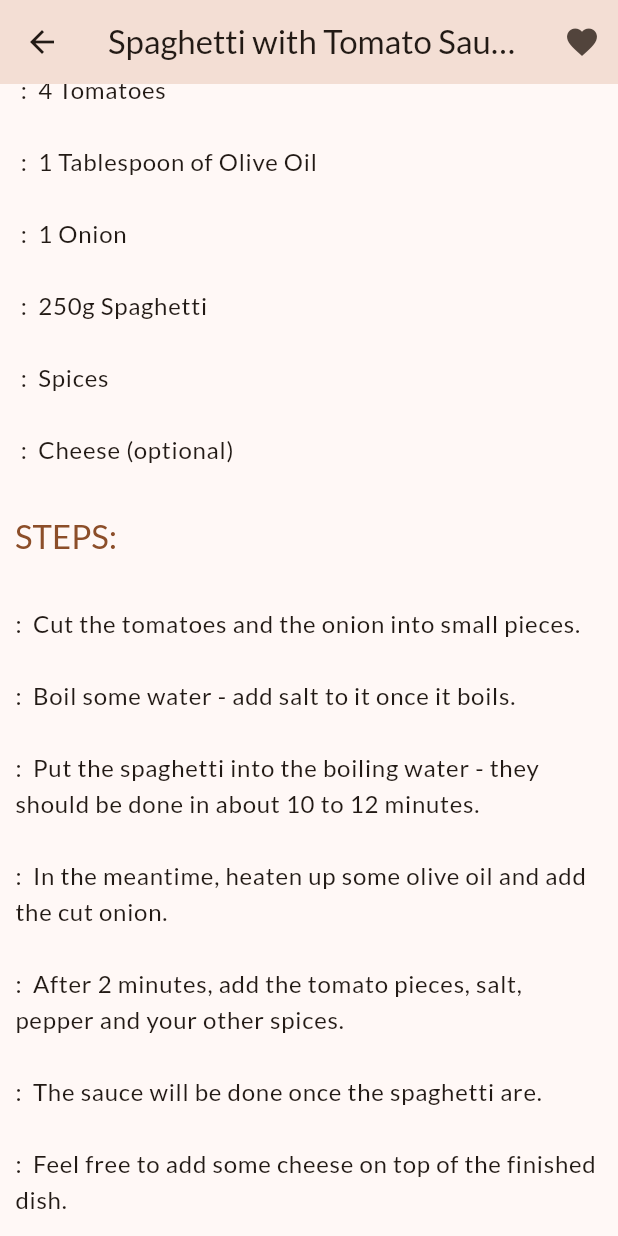
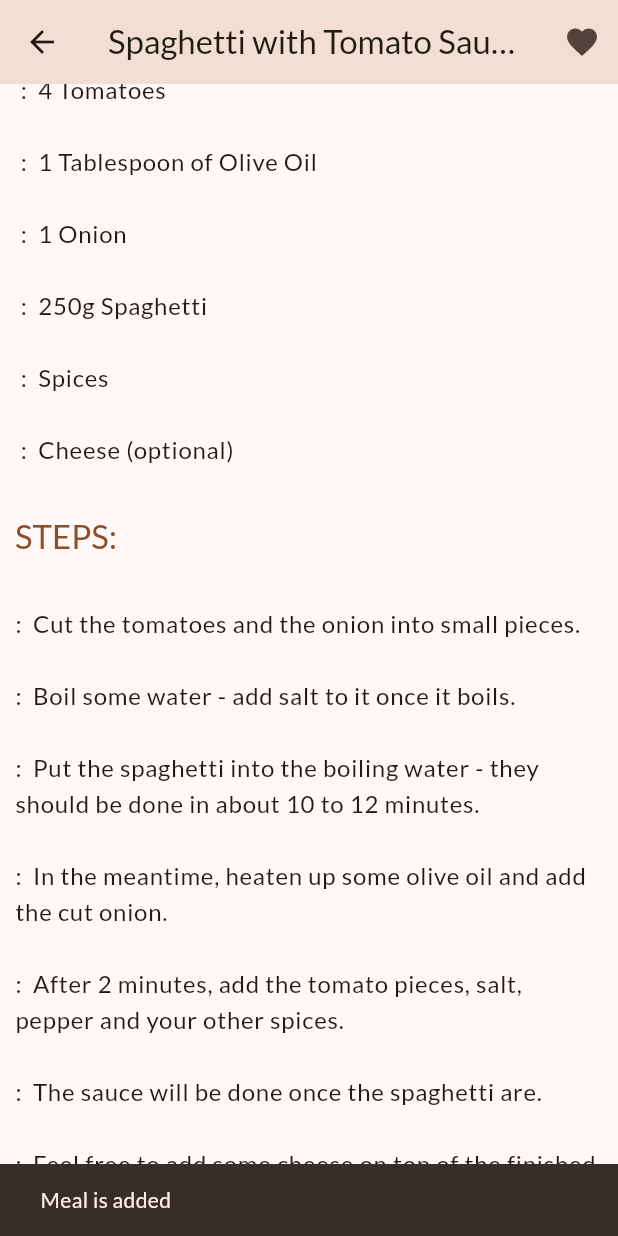
Before and after one commit to spector-0110/Meals, a Flutter app: the MealDetails screen opened directly with sample values from the repository, scrolled down 258 dp, after a tap on the "favorite" icon, on a phone screen of 412 x 824 dp. Run offline on Flutter 3.47's test engine with Material 2 defaults, Android fonts, the phone set to English and light mode, and no system bars; our stand-ins replace flutter_riverpod, google_fonts, transparent_image; network calls fail.

Commit message:
added favorite meal provider and removed all the passed functions

```diff
--- a/lib/main.dart
+++ b/lib/main.dart
@@ -1,9 +1,10 @@
 import 'package:flutter/material.dart';
 import 'package:google_fonts/google_fonts.dart';
 import 'package:meals_app/screens/tab_screen_state.dart';
+import 'package:flutter_riverpod/flutter_riverpod.dart';
 
 void main() {
-  runApp(MyApp());
+  runApp(ProviderScope(child: MyApp()));
 }
 
 class MyApp extends StatefulWidget {
@@ -43,7 +44,7 @@ class _MyAppState extends State<MyApp> {
   Widget build(context) {
     return MaterialApp(
       theme: currentMode ? _lightTheme : _darkTheme,
-      home: TabsScreen(onChangeMode: onChangeMode ,currentMode:currentMode ),
+      home: TabsScreen(onChangeMode: onChangeMode, currentMode: currentMode),
     );
   }
 }
--- /dev/null
+++ b/lib/providers/favorite_meal_provider.dart
@@ -0,0 +1,23 @@
+import 'package:flutter_riverpod/flutter_riverpod.dart';
+import 'package:meals_app/models/meal.dart';
+
+class FavoriteMealsNotifier extends StateNotifier<List<Meal>> {
+  FavoriteMealsNotifier() : super([]);
+
+  bool onTapFavoriteIcon(meal) {
+    final favorieMeal = state.contains(meal);
+
+    if (favorieMeal) {
+      state = state.where((m) => meal.id != m.id).toList();
+      return true;
+    } else {
+      state = [...state, meal];
+      return false;
+    }
+  }
+}
+
+final favoriteMealsProvider =
+    StateNotifierProvider<FavoriteMealsNotifier, List<Meal>>((ref) {
+  return FavoriteMealsNotifier();
+});
--- /dev/null
+++ b/lib/providers/meal_provider.dart
@@ -0,0 +1,6 @@
+import 'package:meals_app/data/dummy_data.dart';
+import 'package:flutter_riverpod/flutter_riverpod.dart';
+
+final mealsProvider = Provider((ref) {
+  return dummyMeals;
+});
--- a/lib/screens/categories.dart
+++ b/lib/screens/categories.dart
@@ -8,11 +8,9 @@ import 'package:meals_app/models/category.dart';
 class CategoriesScreen extends StatelessWidget {
   const CategoriesScreen(
       {super.key,
-      required this.onTapFavoriteIcon,
       required this.availableMeals});
 
   final List<Meal> availableMeals;
-  final void Function(Meal) onTapFavoriteIcon;
   void _selectCategory(BuildContext context, Category category) {
     final fiteredList = availableMeals
         .where((meal) => meal.categories.contains(category.id))
@@ -23,7 +21,6 @@ class CategoriesScreen extends StatelessWidget {
           builder: (ctx) => MealScreen(
                 title: category.title,
                 meals: fiteredList,
-                onTapFavoriteIcon: onTapFavoriteIcon,
               )),
     );
   }
--- a/lib/screens/meal_detail_Screen.dart
+++ b/lib/screens/meal_detail_Screen.dart
@@ -1,14 +1,18 @@
 import 'package:flutter/material.dart';
 import 'package:meals_app/models/meal.dart';
+import 'package:flutter_riverpod/flutter_riverpod.dart';
+import 'package:meals_app/providers/favorite_meal_provider.dart';
 
-class MealDetails extends StatelessWidget {
-  const MealDetails({super.key, required this.meal, required this.onTapFavoriteIcon});
+class MealDetails extends ConsumerWidget {
+  const MealDetails({
+    super.key,
+    required this.meal,
+  });
 
   final Meal meal;
-  final void Function(Meal) onTapFavoriteIcon;
 
   @override
-  Widget build(context) {
+  Widget build(BuildContext context, WidgetRef ref) {
     return Scaffold(
       appBar: AppBar(
         title: Text(
@@ -17,7 +21,13 @@ class MealDetails extends StatelessWidget {
         actions: [
           IconButton(
             onPressed: () {
-              onTapFavoriteIcon(meal);
+              final wasAdded = ref
+                  .read(favoriteMealsProvider.notifier)
+                  .onTapFavoriteIcon(meal);
+              ScaffoldMessenger.of(context).clearSnackBars();
+              ScaffoldMessenger.of(context).showSnackBar(SnackBar(
+                content: Text(wasAdded ? " Meal is removed" : " Meal is added"),
+              ));
             },
             icon: const Icon(Icons.favorite),
           ),
--- a/lib/screens/meals.dart
+++ b/lib/screens/meals.dart
@@ -3,11 +3,10 @@ import 'package:meals_app/models/meal.dart';
 import 'package:meals_app/widgets/meal_item.dart';
 
 class MealScreen extends StatelessWidget {
-  MealScreen({super.key, required this.meals, this.title,required this.onTapFavoriteIcon});
+  MealScreen({super.key, required this.meals, this.title,});
 
   String? title;
   final List<Meal> meals;
-   final void Function(Meal) onTapFavoriteIcon;
 
   @override
   Widget build(context) {
@@ -35,7 +34,7 @@ class MealScreen extends StatelessWidget {
       content = ListView.builder(
           itemCount: meals
               .length, // important so that flutter gets to know the length of the list
-          itemBuilder: (ctx, index) => MealItem(meal: meals[index],onTapFavoriteIcon: onTapFavoriteIcon,));
+          itemBuilder: (ctx, index) => MealItem(meal: meals[index],));
     }
     if (title == null) return content;
     return Scaffold(
--- a/lib/widgets/meal_item.dart
+++ b/lib/widgets/meal_item.dart
@@ -5,9 +5,8 @@ import 'package:transparent_image/transparent_image.dart';
 import '../models/meal.dart';
 
 class MealItem extends StatelessWidget {
-  const MealItem({super.key, required this.meal,required this.onTapFavoriteIcon});
+  const MealItem({super.key, required this.meal,});
   final Meal meal;
-  final void Function(Meal) onTapFavoriteIcon;
 
   String get complexityText {
     return meal.complexity.name[0].toUpperCase() +
@@ -21,7 +20,7 @@ class MealItem extends StatelessWidget {
 
   void _onSelectMeal(BuildContext context, Meal meal) {
     Navigator.of(context)
-        .push(MaterialPageRoute(builder: (ctx) => MealDetails(meal: meal,onTapFavoriteIcon: onTapFavoriteIcon,)));
+        .push(MaterialPageRoute(builder: (ctx) => MealDetails(meal: meal)));
   }
 
   @override
--- a/pubspec.yaml
+++ b/pubspec.yaml
@@ -37,6 +37,7 @@ dependencies:
   cupertino_icons: ^1.0.2
   google_fonts: ^4.0.4
   transparent_image: ^2.0.1
+  flutter_riverpod: ^2.3.6
 
 dev_dependencies:
   flutter_test:
```
Also changed, not shown: lib/screens/tab_screen_state.dart (+10 -32 lines), pubspec.lock.
